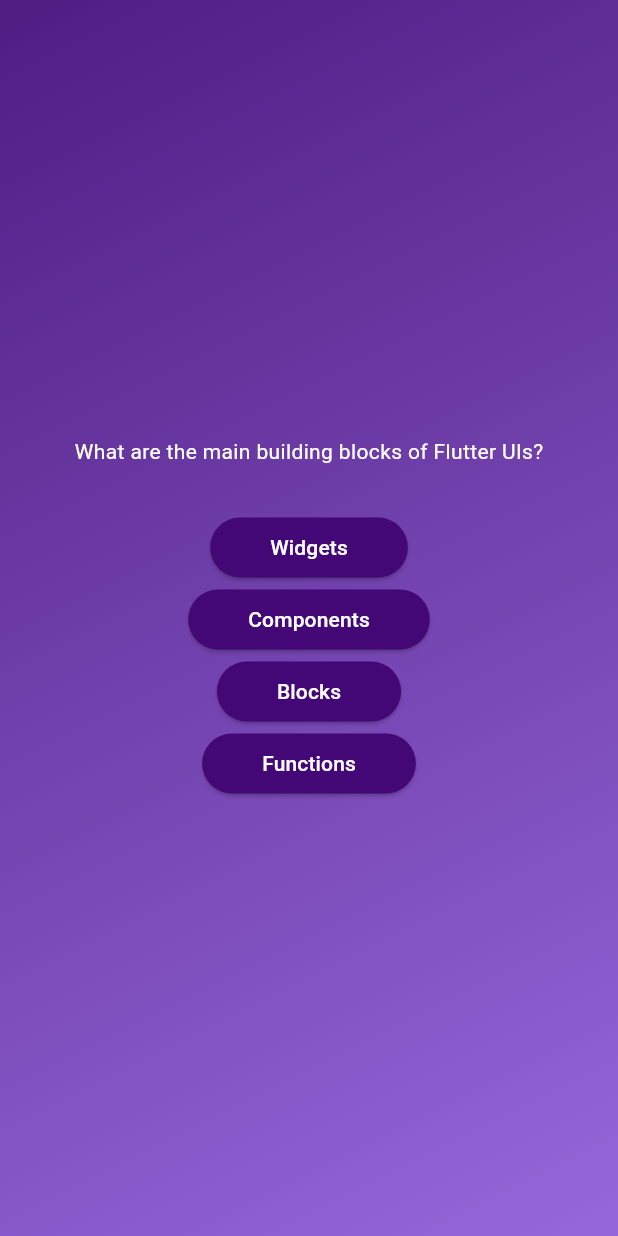
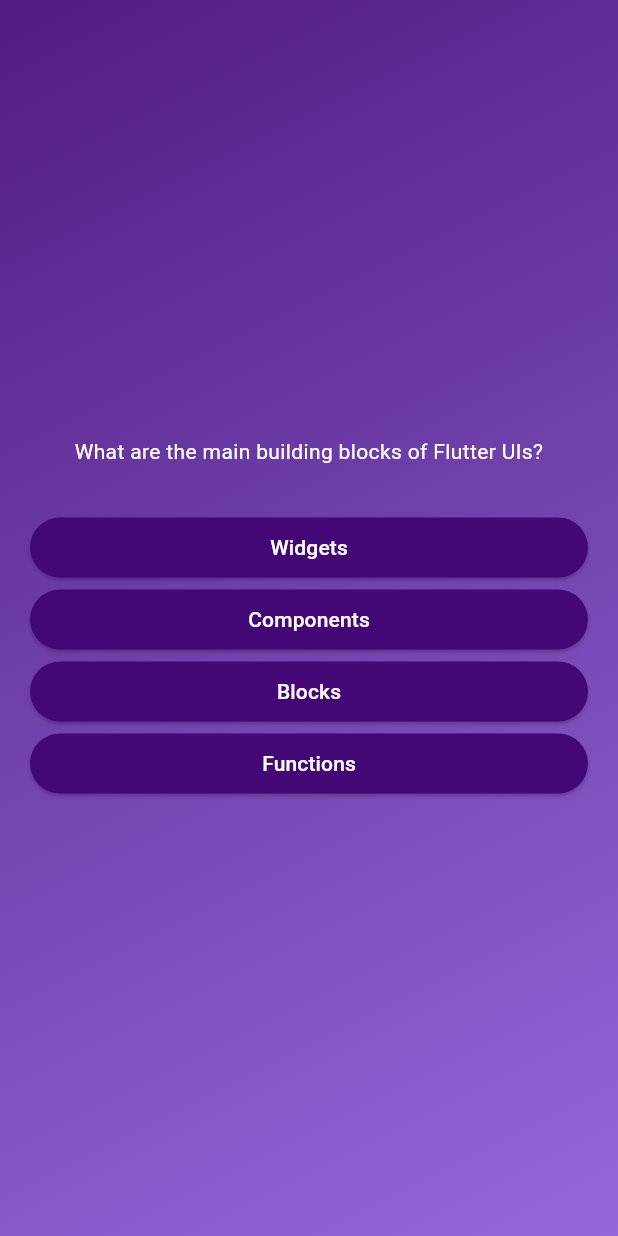
Before and after one commit to IsharaNawa/quiz-flutter-app, a Flutter app: the screen it shows after launch, after a tap on "Start Quiz", on a phone screen of 412 x 824 dp. Run offline on Flutter 3.47's test engine with Material 3 defaults, Android fonts, the phone set to English and light mode, and no system bars.

Commit message:
increasing the button width and centering the question

```diff
--- a/lib/questions_screen.dart
+++ b/lib/questions_screen.dart
@@ -17,13 +17,17 @@ class _QuestionsScreenState extends State<QuestionsScreen> {
 
   @override
   Widget build(BuildContext context) {
-    return SizedBox(
+    return Container(
+      margin: EdgeInsets.all(20),
+      child: SizedBox(
         width: double.infinity,
         child: Column(
           mainAxisAlignment: MainAxisAlignment.center,
+          crossAxisAlignment: CrossAxisAlignment.stretch,
           children: [
             Text(
               currentQuestion.question,
+              textAlign: TextAlign.center,
               style: const TextStyle(
                 color: Colors.white,
               ),
@@ -39,6 +43,7 @@ class _QuestionsScreenState extends State<QuestionsScreen> {
             })
           ],
         ),
+      ),
     );
   }
 }
```
Lines whose indentation alone changed are shown as unchanged.
